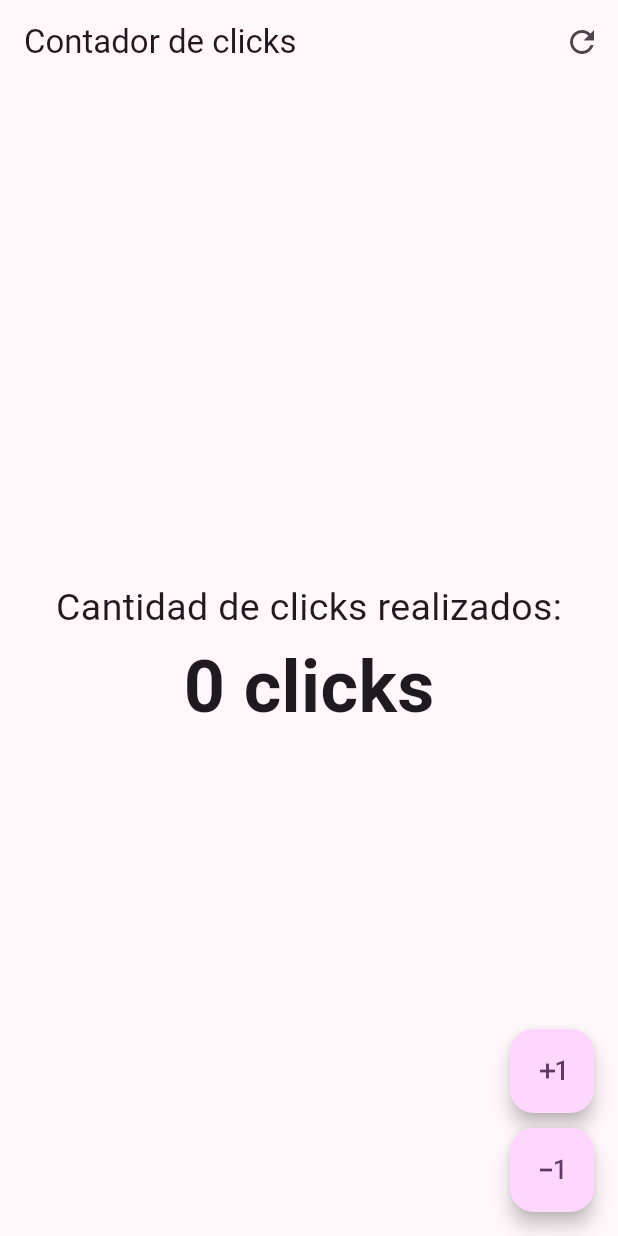
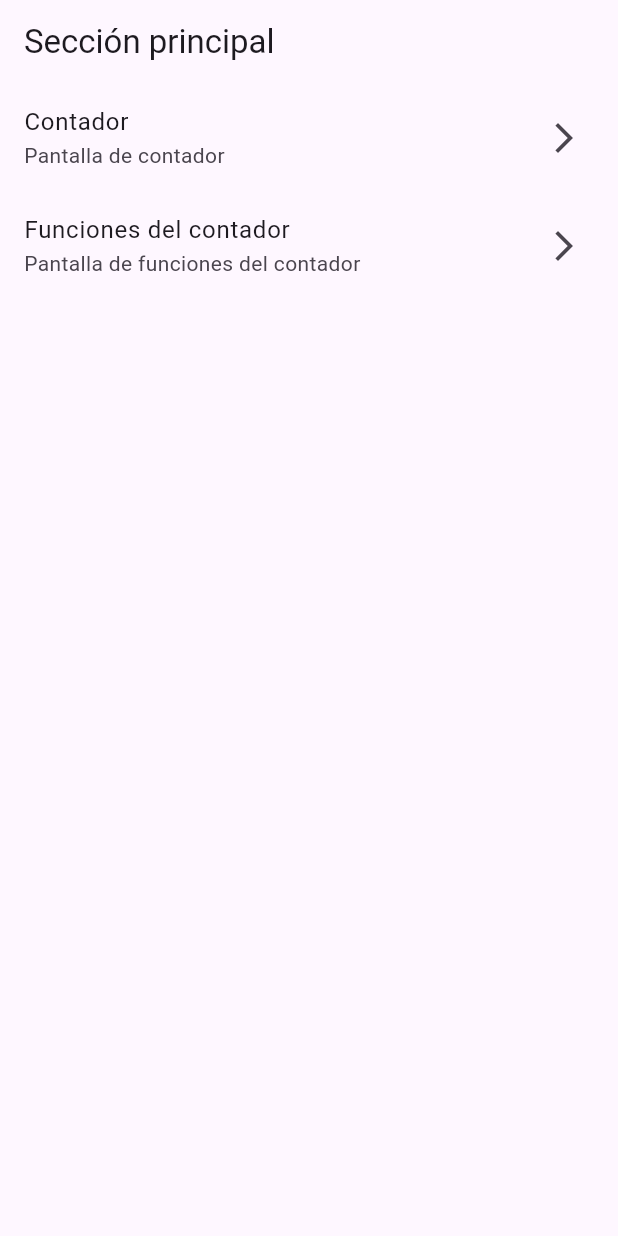
Before and after one commit to JuanLopezAranzazu/learning-flutter, a Flutter app: the screen it shows after launch, on a phone screen of 412 x 824 dp. Run offline on Flutter 3.47's test engine with Material 3 defaults, Android fonts, the phone set to English and light mode, and no system bars; our stand-ins replace go_router.

```diff
--- /dev/null
+++ b/lib/config/router/app_router.dart
@@ -0,0 +1,22 @@
+import 'package:client/presentation/screens/counter_functions_screen.dart';
+import 'package:client/presentation/screens/counter_screen.dart';
+import 'package:client/presentation/screens/home_screen.dart';
+import 'package:go_router/go_router.dart';
+
+final appRouter = GoRouter(
+  initialLocation: "/",
+  routes: [
+    GoRoute(
+      path: "/",
+      builder: (context, state) => const HomeScreen(),
+    ),
+    GoRoute(
+      path: "/counter-functions",
+      builder: (context, state) => const CounterFunctionsScreen(),
+    ),
+    GoRoute(
+      path: "/counter",
+      builder: (context, state) => const CounterScreen(),
+    )
+  ]
+);
--- /dev/null
+++ b/lib/config/theme/app_theme.dart
@@ -0,0 +1,18 @@
+import 'package:flutter/material.dart';
+
+// Color personalizado
+const Color _customColor = Color(0xFF6E39B8);
+
+class AppTheme {
+  final bool isDark;
+
+  AppTheme({required this.isDark});
+
+  ThemeData theme() {
+    return ThemeData(
+      useMaterial3: true, // Permite usar Material 3
+      colorSchemeSeed: _customColor, // Color principal de la aplicación
+      brightness: isDark ? Brightness.dark : Brightness.light,
+    );
+  }
+}
--- a/lib/main.dart
+++ b/lib/main.dart
@@ -1,4 +1,6 @@
-import 'package:client/presentation/screens/counter_functions_screen.dart';
+import 'package:client/config/router/app_router.dart';
+import 'package:client/config/theme/app_theme.dart';
+// import 'package:client/presentation/screens/counter_functions_screen.dart';
 // import 'package:client/presentation/screens/counter_screen.dart';
 import 'package:flutter/material.dart';
 
@@ -12,13 +14,10 @@ class MyApp extends StatelessWidget {
   // This widget is the root of your application.
   @override
   Widget build(BuildContext context) {
-    return MaterialApp(
+    return MaterialApp.router( // Para el manejo de rutas
       debugShowCheckedModeBanner: false,
-      theme: ThemeData(
-        useMaterial3: true, // Permite usar Material 3
-        colorSchemeSeed: Colors.purple // Color principal de la aplicación
-      ),
-      home: const CounterFunctionsScreen()
+      theme: AppTheme(isDark: false).theme(),
+      routerConfig: appRouter // Configuración de rutas
     );
   }
 }
--- a/lib/presentation/screens/counter_functions_screen.dart
+++ b/lib/presentation/screens/counter_functions_screen.dart
@@ -39,14 +39,16 @@ class _CounterFunctionsScreenState extends State<CounterFunctionsScreen> {
         mainAxisAlignment: MainAxisAlignment.end, // Alineación vertical
         children: [
           CustomButton(
+            heroTag: "button-to-increase",
             icon: Icons.exposure_plus_1,
             onPressed: (){
               setState(() {
                 counter++; // Incrementa la cantidad de clicks
               });
-          }), // Botón personalizado
+            }),// Botón personalizado
           const SizedBox(height: 10,), // Espacio entre los botones
           CustomButton(
+            heroTag: "button-to-decrease",
             icon: Icons.exposure_minus_1,
             onPressed: (){
               setState(() {
--- /dev/null
+++ b/lib/presentation/screens/home_screen.dart
@@ -0,0 +1,60 @@
+import 'package:flutter/material.dart';
+import 'package:go_router/go_router.dart';
+
+class HomeScreen extends StatelessWidget {
+  const HomeScreen({super.key});
+
+  @override
+  Widget build(BuildContext context) {
+    return Scaffold(
+      appBar: AppBar(
+        title: const Text('Sección principal'),
+      ),
+      body: const _HomeScreenView()
+    );
+  }
+}
+
+class _HomeScreenView extends StatelessWidget {
+  const _HomeScreenView();
+
+  @override
+  Widget build(BuildContext context) {
+    return ListView(
+      children: const [
+        _CustomListTile(
+          title: 'Contador',
+          subtitle: 'Pantalla de contador',
+          location: '/counter',
+        ),
+        _CustomListTile(
+          title: 'Funciones del contador',
+          subtitle: 'Pantalla de funciones del contador',
+          location: "/counter-functions",
+        ),
+      ],
+    );
+  }
+}
+
+class _CustomListTile extends StatelessWidget {
+  final String title;
+  final String subtitle;
+  final String location;
+
+  const _CustomListTile({
+    required this.title,
+    required this.subtitle,
+    required this.location,
+  });
+
+  @override
+  Widget build(BuildContext context) {
+    return ListTile(
+      title: Text(title),
+      subtitle: Text(subtitle),
+      trailing: const Icon(Icons.arrow_forward_ios),
+      onTap: () => context.push(location),
+    );
+  }
+}
--- a/lib/presentation/widgets/custom_button.dart
+++ b/lib/presentation/widgets/custom_button.dart
@@ -2,11 +2,13 @@ import 'package:flutter/material.dart';
 
 // Botón personalizado
 class CustomButton extends StatelessWidget {
+  final String heroTag; // Identificador único del botón
   final IconData icon; // Icono del botón
   final VoidCallback? onPressed; // Función que se ejecuta al presionar el botón
 
   const CustomButton({
     super.key,
+    required this.heroTag,
     required this.icon,
     this.onPressed
   });
@@ -14,6 +16,7 @@ class CustomButton extends StatelessWidget {
   @override
   Widget build(BuildContext context) {
     return FloatingActionButton(
+      heroTag: heroTag, // Identificador único del botón
       elevation: 5, // Elevación del botón
       onPressed: onPressed, // Función que se ejecuta al presionar el botón
       child: Icon(icon), // Icono del botón
--- a/pubspec.yaml
+++ b/pubspec.yaml
@@ -30,6 +30,7 @@ environment:
 dependencies:
   flutter:
     sdk: flutter
+  go_router: ^10.1.0
 
 
   # The following adds the Cupertino Icons font to your application.
```
Also changed, not shown: pubspec.lock.
